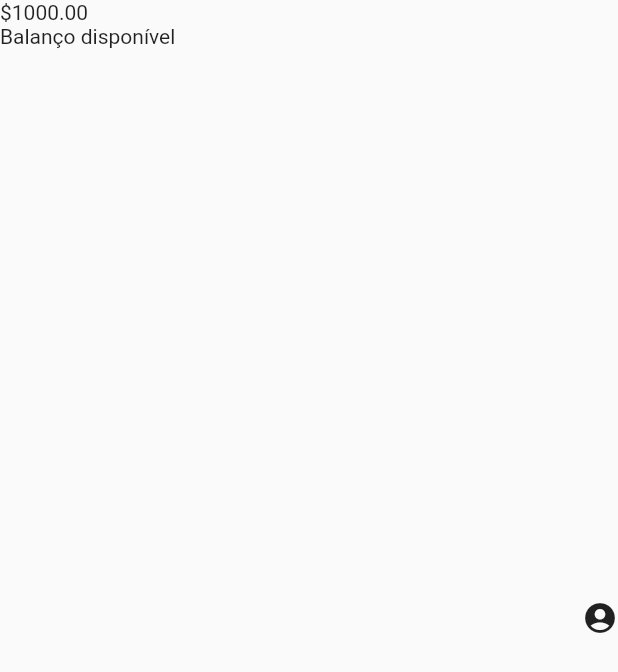
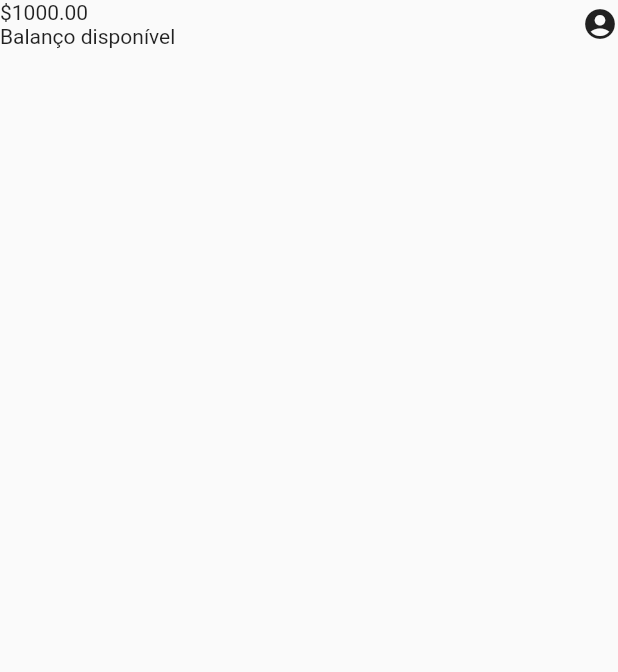
Before and after one commit to TharllysonSilva/alubank, a Flutter app: the screen it shows after launch, on a phone screen of 412 x 824 dp. Shown: the top 672 px of the screen. Run offline on Flutter 3.47's test engine with Material 2 defaults, Android fonts, the phone set to English and light mode, and no system bars.

Commit message:
chamando as propriedades do header

```diff
--- a/lib/screens/home.dart
+++ b/lib/screens/home.dart
@@ -6,6 +6,10 @@ const Home({ Key? key }) : super(key: key);
 
   @override
   Widget build(BuildContext context){
-    return const Scaffold(body: Header(),);
+    return const Scaffold(body: Column(
+      children: <Widget>[
+        Header(),
+      ],
+    ),);
   }
 }
```
